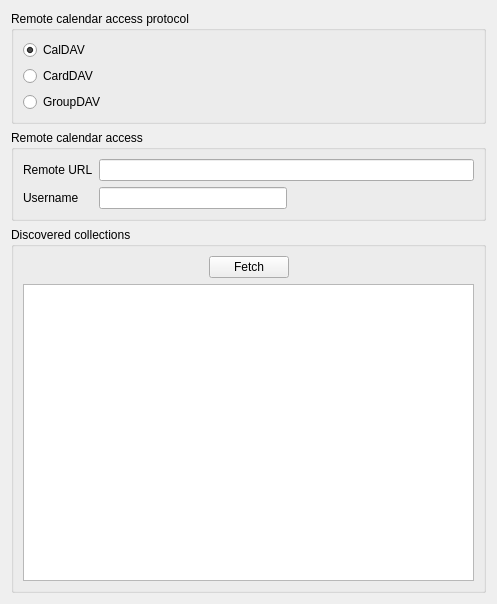
This is resources/dav/resource/urlconfigurationdialog.ui in KDE/kdepim-runtime as Qt 5 draws it before an edit. The edited form follows.
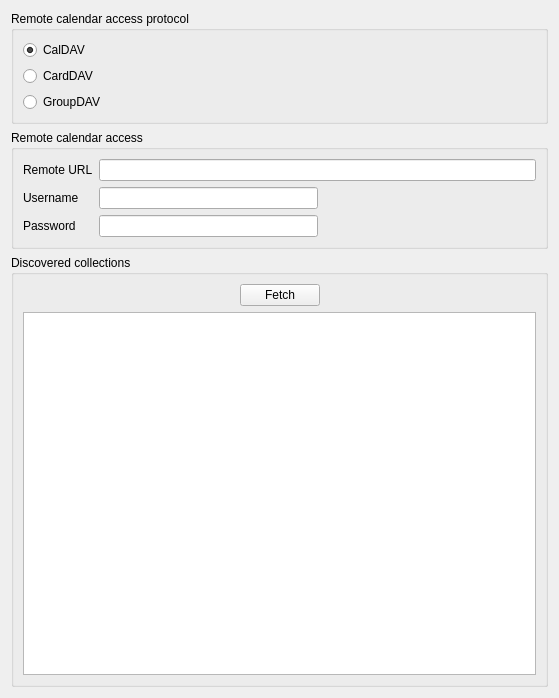
This is the edited form. Custom widgets are drawn as their Qt base class.

Commit message: Re-internalize password management

What changed in the file:
```diff
--- a/resources/dav/resource/urlconfigurationdialog.ui
+++ b/resources/dav/resource/urlconfigurationdialog.ui
@@ -6,8 +6,8 @@
    <rect>
     <x>0</x>
     <y>0</y>
-    <width>497</width>
-    <height>604</height>
+    <width>559</width>
+    <height>698</height>
    </rect>
   </property>
   <property name="sizePolicy">
@@ -111,6 +111,43 @@
         </item>
        </layout>
       </item>
+      <item row="2" column="0">
+       <widget class="QLabel" name="label_5">
+        <property name="accessibleDescription">
+         <string comment="The user's login on the remote server"/>
+        </property>
+        <property name="locale">
+         <locale language="English" country="UnitedStates"/>
+        </property>
+        <property name="text">
+         <string>Password</string>
+        </property>
+       </widget>
+      </item>
+      <item row="2" column="1">
+       <layout class="QHBoxLayout" name="horizontalLayout_3">
+        <item>
+         <widget class="KLineEdit" name="password">
+          <property name="echoMode">
+           <enum>QLineEdit::Password</enum>
+          </property>
+         </widget>
+        </item>
+        <item>
+         <spacer name="horizontalSpacer_4">
+          <property name="orientation">
+           <enum>Qt::Horizontal</enum>
+          </property>
+          <property name="sizeHint" stdset="0">
+           <size>
+            <width>40</width>
+            <height>20</height>
+           </size>
+          </property>
+         </spacer>
+        </item>
+       </layout>
+      </item>
      </layout>
     </widget>
    </item>
```
The commit also changes 14 other files.
